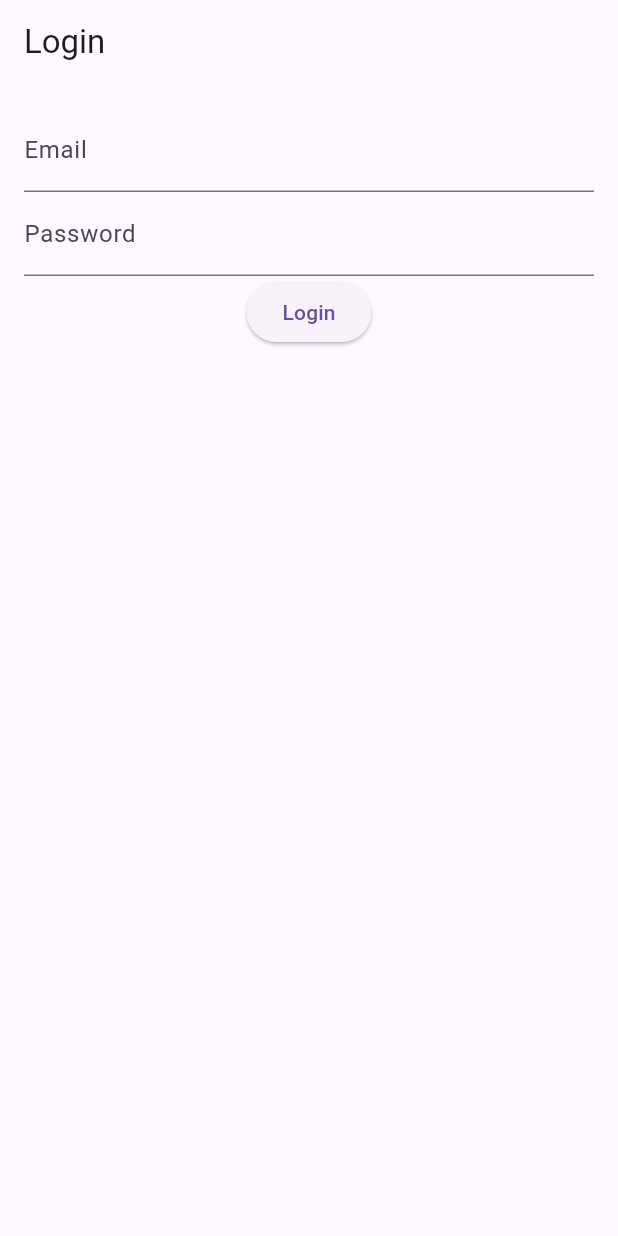
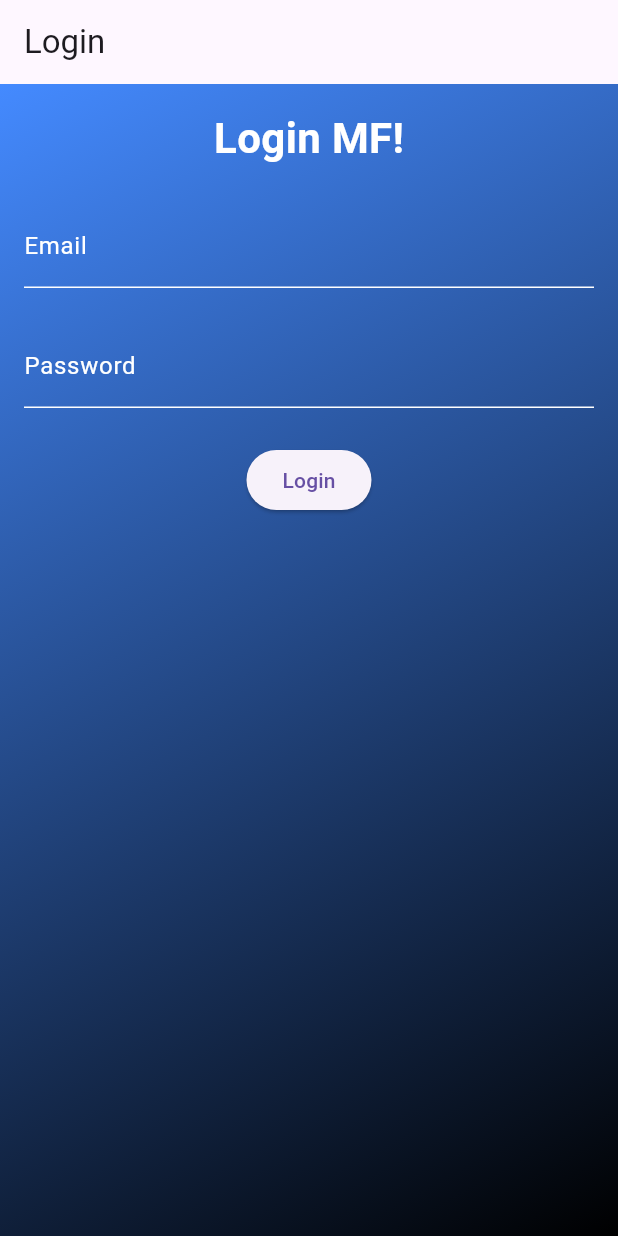
Before and after one commit to unTanana/pento-flutter-app, a Flutter app: the screen it shows after launch, on a phone screen of 412 x 824 dp. Run offline on Flutter 3.47's test engine with Material 3 defaults, Android fonts, the phone set to English and light mode, and no system bars; our stand-ins replace flutter_riverpod.

Commit message:
some refactors

```diff
--- /dev/null
+++ b/lib/common/text_field.dart
@@ -0,0 +1,37 @@
+import 'package:flutter/material.dart';
+
+class PentoTextField extends StatelessWidget {
+  const PentoTextField(
+      {super.key,
+      required this.controller,
+      required this.label,
+      this.obscureText = false,
+      this.keyboardType = TextInputType.text});
+
+  final TextEditingController controller;
+  final String label;
+  final bool obscureText;
+  final TextInputType keyboardType;
+
+  @override
+  Widget build(BuildContext context) {
+    return TextField(
+      controller: controller,
+      cursorColor: Colors.white,
+      style: const TextStyle(color: Colors.white),
+      decoration: InputDecoration(
+        labelText: label,
+        labelStyle: const TextStyle(color: Colors.white, fontSize: 16),
+        focusColor: Colors.white,
+        enabledBorder: const UnderlineInputBorder(
+          borderSide: BorderSide(color: Colors.white),
+        ),
+        focusedBorder: const UnderlineInputBorder(
+          borderSide: BorderSide(color: Colors.white),
+        ),
+      ),
+      keyboardType: keyboardType,
+      obscureText: obscureText,
+    );
+  }
+}
--- a/lib/main.dart
+++ b/lib/main.dart
@@ -1,8 +1,9 @@
 import 'package:flutter/material.dart';
 import 'package:flutter_riverpod/flutter_riverpod.dart';
-import 'package:pento_flutter/auth.provider.dart';
-import 'package:pento_flutter/guarded.dart';
-import 'package:pento_flutter/product_form.provider.dart';
+import 'package:pento_flutter/providers/auth.provider.dart';
+import 'package:pento_flutter/utils/guarded.dart';
+import 'package:pento_flutter/screens/login.dart';
+import 'package:pento_flutter/screens/product.dart';
 
 void main() {
   runApp(const ProviderScope(child: MyApp()));
@@ -22,132 +23,3 @@ class MyApp extends ConsumerWidget {
     );
   }
 }
-
-class LoginPage extends ConsumerWidget {
-  final TextEditingController emailController = TextEditingController();
-  final TextEditingController passwordController = TextEditingController();
-
-  LoginPage({super.key});
-
-  @override
-  Widget build(BuildContext context, WidgetRef ref) {
-    return Scaffold(
-      appBar: AppBar(title: const Text('Login')),
-      body: Padding(
-        padding: const EdgeInsets.all(16.0),
-        child: Column(
-          children: [
-            TextField(
-              controller: emailController,
-              decoration: const InputDecoration(labelText: 'Email'),
-              keyboardType: TextInputType.emailAddress,
-            ),
-            TextField(
-              controller: passwordController,
-              decoration: const InputDecoration(labelText: 'Password'),
-              obscureText: true,
-            ),
-            ElevatedButton(
-              onPressed: () async {
-                try {
-                  await login(
-                      ref, emailController.text, passwordController.text);
-                  Navigator.pushReplacementNamed(context, '/form');
-                } catch (e) {
-                  ScaffoldMessenger.of(context)
-                      .showSnackBar(SnackBar(content: Text(e.toString())));
-                }
-              },
-              child: const Text('Login'),
-            ),
-          ],
-        ),
-      ),
-    );
-  }
-}
-
-class ProductFormPage extends ConsumerStatefulWidget {
-  const ProductFormPage({super.key});
-
-  @override
-  _ProductFormPageState createState() => _ProductFormPageState();
-}
-
-class _ProductFormPageState extends ConsumerState<ProductFormPage> {
-  final TextEditingController _nameController = TextEditingController();
-  final TextEditingController _descriptionController = TextEditingController();
-
-  @override
-  void initState() {
-    super.initState();
-    Future.microtask(() => _fetchProduct());
-  }
-
-  Future<void> _fetchProduct() async {
-    try {
-      await ref.read(productFormProvider).fetchProduct(ref);
-      final product = ref.read(productFormProvider).product;
-      if (product != null) {
-        _nameController.text = product.name;
-        _descriptionController.text = product.description;
-      }
-    } catch (e) {
-      ScaffoldMessenger.of(context).showSnackBar(
-          const SnackBar(content: Text('Failed to load product')));
-    }
-  }
-
-  @override
-  Widget build(
-    BuildContext context,
-  ) {
-    final productFormNotifier = ref.watch(productFormProvider);
-
-    return Scaffold(
-      appBar: AppBar(title: const Text('Submit Form')),
-      body: Padding(
-        padding: const EdgeInsets.all(16.0),
-        child: Column(
-          children: [
-            TextField(
-              controller: _nameController,
-              decoration: const InputDecoration(labelText: 'Name'),
-            ),
-            TextField(
-              controller: _descriptionController,
-              decoration: const InputDecoration(labelText: 'Description'),
-            ),
-            ElevatedButton(
-              onPressed: () async {
-                if (productFormNotifier.isLoading) {
-                  return;
-                }
-                try {
-                  final formData = {
-                    'product': {
-                      'name': _nameController.text,
-                      'description': _descriptionController.text,
-                    }
-                  };
-                  await productFormNotifier.submitForm(ref, formData);
-                  ScaffoldMessenger.of(context).showSnackBar(const SnackBar(
-                      content: Text('Form submitted successfully')));
-                } catch (e) {
-                  ScaffoldMessenger.of(context)
-                      .showSnackBar(SnackBar(content: Text(e.toString())));
-                }
-              },
-              child: productFormNotifier.isLoading
-                  ? const Padding(
-                      padding: EdgeInsets.all(8.0),
-                      child: CircularProgressIndicator(),
-                    )
-                  : const Text('Submit'),
-            ),
-          ],
-        ),
-      ),
-    );
-  }
-}
--- a/lib/product_form.provider.dart
+++ b/lib/providers/product_form.provider.dart
@@ -3,7 +3,7 @@ import 'dart:convert';
 import 'package:flutter/material.dart';
 import 'package:flutter_riverpod/flutter_riverpod.dart';
 import 'package:http/http.dart' as http;
-import 'package:pento_flutter/auth.provider.dart';
+import 'package:pento_flutter/providers/auth.provider.dart';
 
 class Product {
   final String name;
--- /dev/null
+++ b/lib/screens/login.dart
@@ -0,0 +1,71 @@
+import 'package:flutter/material.dart';
+import 'package:flutter_riverpod/flutter_riverpod.dart';
+import 'package:pento_flutter/common/text_field.dart';
+import 'package:pento_flutter/providers/auth.provider.dart';
+
+class LoginPage extends ConsumerWidget {
+  final TextEditingController emailController = TextEditingController();
+  final TextEditingController passwordController = TextEditingController();
+
+  LoginPage({super.key});
+
+  @override
+  Widget build(BuildContext context, WidgetRef ref) {
+    return Scaffold(
+      appBar: AppBar(title: const Text('Login')),
+      body: Container(
+        decoration: const BoxDecoration(
+          gradient: LinearGradient(
+            begin: Alignment.topLeft,
+            end: Alignment.bottomRight,
+            colors: [Colors.blueAccent, Colors.black],
+          ),
+        ),
+        child: Padding(
+          padding: const EdgeInsets.all(16.0),
+          child: Column(
+            children: [
+              const Text(
+                'Login MF!',
+                style: TextStyle(
+                    color: Colors.white,
+                    fontSize: 28,
+                    fontWeight: FontWeight.bold),
+              ),
+              const SizedBox(height: 24),
+              PentoTextField(
+                controller: emailController,
+                label: 'Email',
+                keyboardType: TextInputType.emailAddress,
+              ),
+              const SizedBox(height: 24),
+              PentoTextField(
+                controller: passwordController,
+                label: 'Password',
+                obscureText: true,
+              ),
+              const SizedBox(height: 24),
+              ElevatedButton(
+                onPressed: () async {
+                  try {
+                    await login(
+                        ref, emailController.text, passwordController.text);
+                    if (context.mounted) {
+                      Navigator.pushReplacementNamed(context, '/form');
+                    }
+                  } catch (e) {
+                    if (context.mounted) {
+                      ScaffoldMessenger.of(context)
+                          .showSnackBar(SnackBar(content: Text(e.toString())));
+                    }
+                  }
+                },
+                child: const Text('Login'),
+              ),
+            ],
+          ),
+        ),
+      ),
+    );
+  }
+}
--- a/lib/guarded.dart
+++ b/lib/utils/guarded.dart
@@ -1,7 +1,6 @@
-import 'package:flutter/gestures.dart';
 import 'package:flutter/material.dart';
 import 'package:flutter_riverpod/flutter_riverpod.dart';
-import 'package:pento_flutter/auth.provider.dart';
+import 'package:pento_flutter/providers/auth.provider.dart';
 
 class GuardedPage extends ConsumerWidget {
   final Widget child;
```
Also changed, not shown: lib/screens/product.dart (added, +88 -0 lines), lib/providers/auth.provider.dart (renamed from lib/auth.provider.dart).
